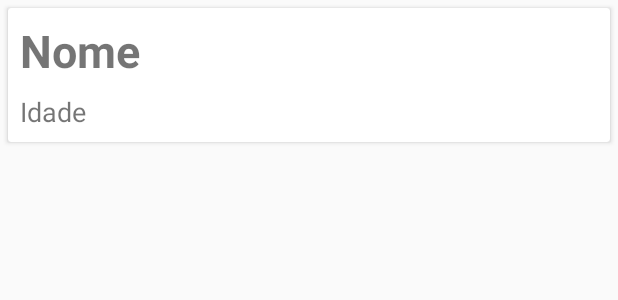
After one commit to felipe-sbatista/word-play, an Android app: the layout item_usuario.xml on its own in the app's theme, with its tools: preview values and no code run, on a phone screen of 412 x 824 dp. The commit adds this screen. Shown: the top 300 px of the screen. Run offline under Robolectric (Android 15) with nearby library versions, the phone set to English and light mode, and no system bars.

Commit message:
feature commit

```diff
--- a/app/build.gradle
+++ b/app/build.gradle
@@ -40,4 +40,5 @@ dependencies {
     annotationProcessor 'com.jakewharton:butterknife-compiler:10.0.0'
     implementation 'com.squareup.retrofit2:retrofit:2.3.0'
     implementation 'com.squareup.retrofit2:converter-jackson:2.3.0'
+    implementation 'androidx.recyclerview:recyclerview:1.0.0'
 }
--- /dev/null
+++ b/app/src/main/res/layout/item_usuario.xml
@@ -0,0 +1,46 @@
+<?xml version="1.0" encoding="utf-8"?>
+<androidx.cardview.widget.CardView xmlns:android="http://schemas.android.com/apk/res/android"
+    xmlns:app="http://schemas.android.com/apk/res-auto"
+    xmlns:tools="http://schemas.android.com/tools"
+    android:id="@+id/cardView"
+    android:layout_width="match_parent"
+    android:layout_height="wrap_content"
+    android:layout_margin="5dp">
+
+    <androidx.constraintlayout.widget.ConstraintLayout
+        android:layout_width="match_parent"
+        android:layout_height="match_parent">
+
+        <TextView
+            android:id="@+id/nome_usuario"
+            android:layout_width="wrap_content"
+            android:layout_height="wrap_content"
+            android:layout_margin="8dp"
+            android:maxLines="2"
+            android:textSize="30sp"
+            android:textStyle="bold"
+            app:layout_constraintStart_toStartOf="parent"
+            app:layout_constraintTop_toTopOf="parent"
+            tools:text="Nome" />
+
+        <TextView
+            android:id="@+id/pontos_usuario"
+            android:layout_width="0dp"
+            android:layout_height="wrap_content"
+            android:layout_marginTop="8dp"
+            android:layout_marginBottom="8dp"
+            android:maxLines="6"
+            android:textSize="18sp"
+            app:layout_constraintBottom_toBottomOf="parent"
+            app:layout_constraintEnd_toEndOf="parent"
+            app:layout_constraintHorizontal_bias="0.0"
+            app:layout_constraintStart_toStartOf="@+id/nome_usuario"
+            app:layout_constraintTop_toBottomOf="@id/nome_usuario"
+            app:layout_constraintVertical_bias="0.0"
+            tools:text="Idade" />
+
+
+
+    </androidx.constraintlayout.widget.ConstraintLayout>
+
+</androidx.cardview.widget.CardView>
```
Also changed, not shown: app/src/main/java/com/palavras/unicap/palavrinhas/Activity/ListaUsuariosAdapter.java (added, +57 -0 lines), app/src/main/java/com/palavras/unicap/palavrinhas/Activity/RecordesActivity.java (+20 -55 lines), app/src/main/res/drawable-v24/fundo_gradiente_insere_nota.xml (added, +8 -0 lines), app/src/main/res/layout/activity_recordes.xml (+33 -0 lines).
